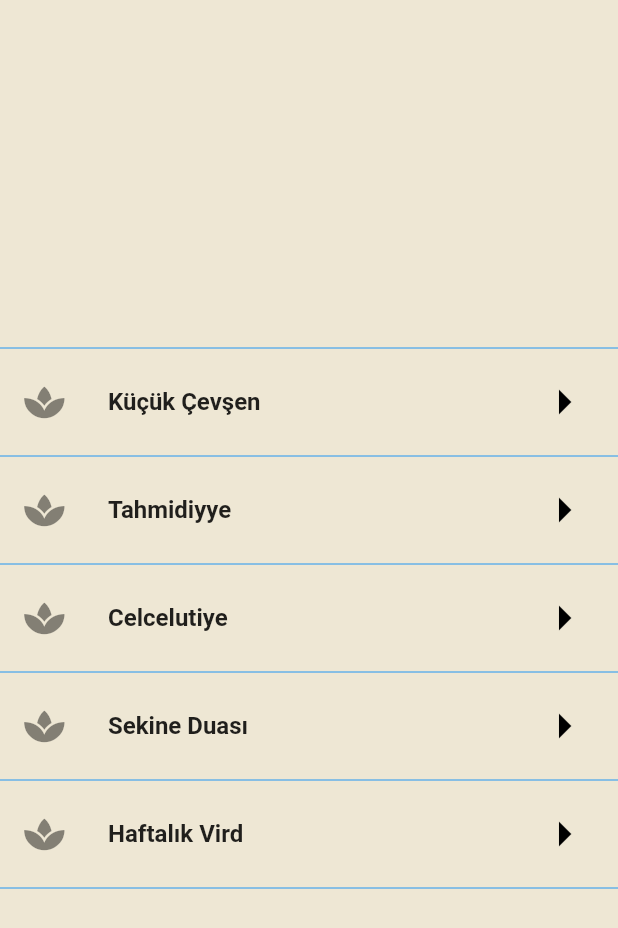
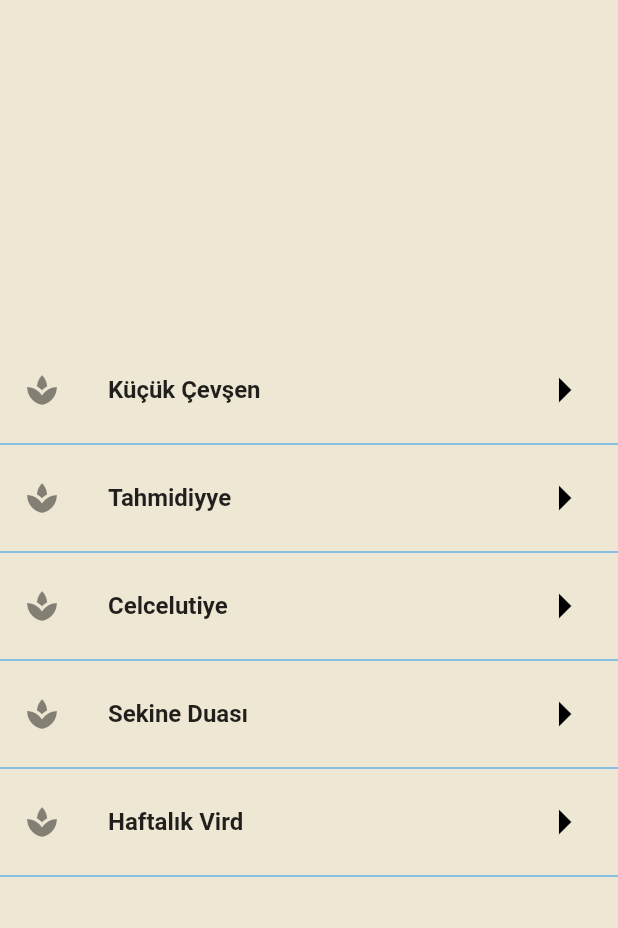
Before and after one commit to yakupbilgen/evradu-ezkar, a Flutter app: the screen it shows after launch, on a phone screen of 412 x 824 dp. Shown: the top 928 px of the screen. Run offline on Flutter 3.47's test engine with Material 2 defaults, Android fonts, the phone set to English and light mode, and no system bars.

Commit message:
main dart refactor

```diff
--- a/lib/constant/app_constant.dart
+++ b/lib/constant/app_constant.dart
@@ -9,3 +9,11 @@ class AppConstant {
   static const screenListSekineDuasi = 'Sekine Duası';
   static const screenListHastalikVird = 'Haftalık Vird';
 }
+
+class AppConstantHomepageList {
+  static const item1 = 'Küçük Çevşen';
+  static const item2 = 'Günlük Vird';
+  static const item3 = 'Tahmidiyye';
+  static const item4 = 'Celcelutiye';
+  static const item5 = 'Sekine Duası';
+}
--- a/lib/main.dart
+++ b/lib/main.dart
@@ -5,7 +5,6 @@ import 'package:evraduezkar/screen/kucuk_cevsen/kucuk_cevsen_homepage.dart';
 import 'package:evraduezkar/screen/sekine/sekine_homepage.dart';
 import 'package:evraduezkar/screen/tahmidiyye/tahmidiyye_homepage.dart';
 import 'package:flutter/material.dart';
-import 'package:font_awesome_flutter/font_awesome_flutter.dart';
 
 void main() {
   runApp(const MyApp());
@@ -37,22 +36,31 @@ class ScreenListPage extends StatelessWidget {
         child: Column(
           mainAxisAlignment: MainAxisAlignment.center,
           children: [
-            screenListPageDivider(),
-            const ListTileItem(
-                AppConstant.screenListKucukCevsen, KucukCevsenHomepage()),
-            screenListPageDivider(),
-            const ListTileItem(
-                AppConstant.screenListTahmidiyye, TahmidiyyeHomePage()),
-            screenListPageDivider(),
-            const ListTileItem(
-                AppConstant.screenListCelcelutiye, CelcelutiyeHomepage()),
-            screenListPageDivider(),
-            const ListTileItem(
-                AppConstant.screenListSekineDuasi, SekineHomePage()),
-            screenListPageDivider(),
-            const ListTileItem(
-                AppConstant.screenListHastalikVird, HaftalikVirdHomepage()),
-            screenListPageDivider(),
+            listTileItem(
+              context,
+              AppConstant.screenListKucukCevsen,
+              const KucukCevsenHomepage(),
+            ),
+            listTileItem(
+              context,
+              AppConstant.screenListTahmidiyye,
+              const TahmidiyyeHomePage(),
+            ),
+            listTileItem(
+              context,
+              AppConstant.screenListCelcelutiye,
+              const CelcelutiyeHomepage(),
+            ),
+            listTileItem(
+              context,
+              AppConstant.screenListSekineDuasi,
+              const SekineHomePage(),
+            ),
+            listTileItem(
+              context,
+              AppConstant.screenListHastalikVird,
+              const HaftalikVirdHomepage(),
+            ),
           ],
         ),
       ),
@@ -60,42 +68,21 @@ class ScreenListPage extends StatelessWidget {
   }
 }
 
-class ListTileItem extends StatelessWidget {
-  final String title;
-  final StatefulWidget navigatorFunc;
-  const ListTileItem(this.title, this.navigatorFunc, {Key? key})
-      : super(key: key);
-
-  @override
-  Widget build(BuildContext context) {
-    return ListTile(
-      leading: const Icon(FontAwesomeIcons.spa),
-      title: Text(
-        title,
-        style: const TextStyle(fontWeight: FontWeight.bold),
+Widget listTileItem(
+    BuildContext context, String title, StatefulWidget navigatorFunc) {
+  return Column(
+    mainAxisAlignment: MainAxisAlignment.center,
+    children: [
+      ListTile(
+        leading: const Icon(Icons.spa),
+        title: Text(title, style: const TextStyle(fontWeight: FontWeight.bold)),
+        trailing: const Icon(Icons.arrow_right, size: 40, color: Colors.black),
+        onTap: () {
+          Navigator.push(
+              context, MaterialPageRoute(builder: (context) => navigatorFunc));
+        },
       ),
-      trailing: const Icon(
-        Icons.arrow_right,
-        size: 40,
-        color: Colors.black,
-      ),
-      onTap: () {
-        Navigator.push(
-          context,
-          MaterialPageRoute(
-            builder: (context) => navigatorFunc,
-          ),
-        );
-      },
-    );
-  }
+      const Divider(color: Colors.blue),
+    ],
+  );
 }
-
-Divider screenListPageDivider() {
-  return const Divider(color: Colors.blue);
-}
-//TO DO: Küçük çevşen = Not complete
-//TO DO: Haftalık Vird = Complete
-//TO DO: Tahmidiyye = Complete
-//TO DO: Celcelutiye = Complete
-//TO DO: Sekine Duası = Complete
--- a/pubspec.yaml
+++ b/pubspec.yaml
@@ -30,7 +30,6 @@ dependencies:
   cupertino_icons: ^1.0.2
   flutter:
     sdk: flutter
-  font_awesome_flutter: ^9.2.0
 
 dev_dependencies:
 
```
